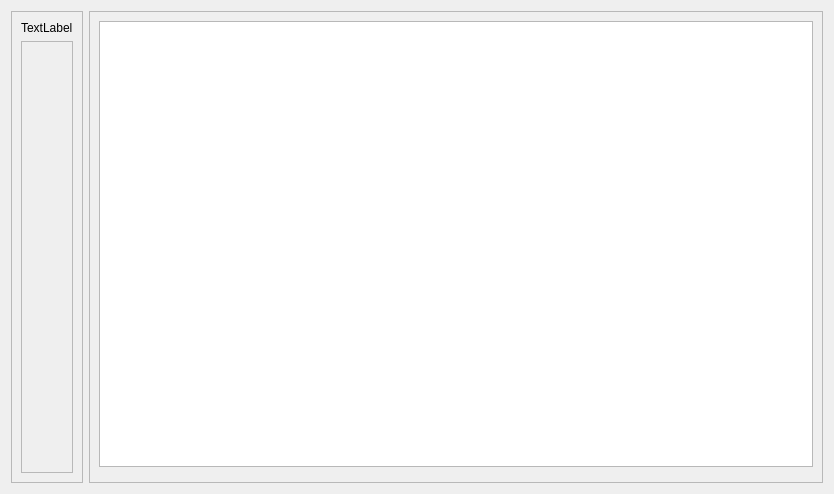
AlexanderSokolov69/Cube24, file Design/users_Form.ui: the form before one commit.
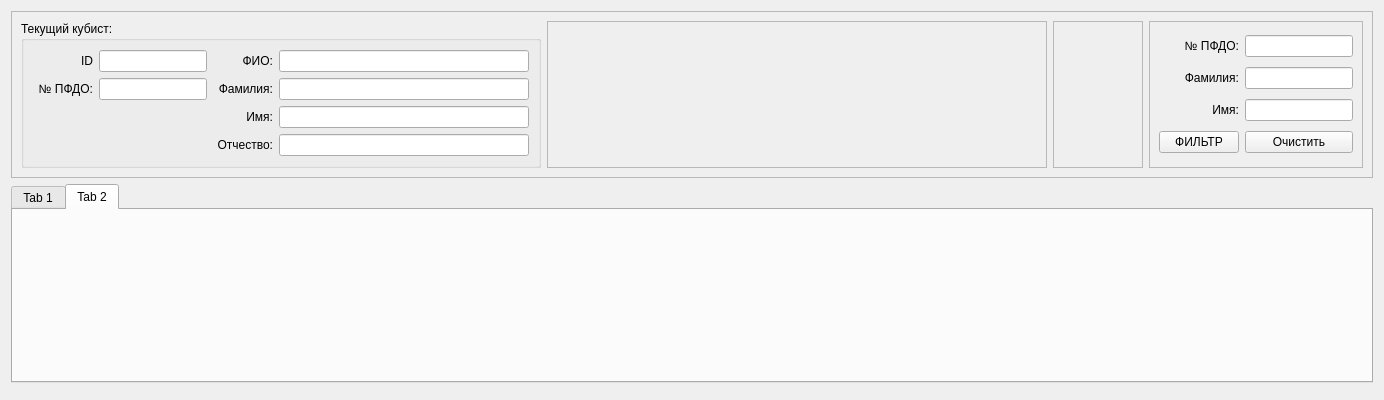
The form after the commit.

Commit message: Форма пользователи

Diff of the .ui file:
```diff
--- a/Design/users_Form.ui
+++ b/Design/users_Form.ui
@@ -6,8 +6,8 @@
    <rect>
     <x>0</x>
     <y>0</y>
-    <width>834</width>
-    <height>494</height>
+    <width>1384</width>
+    <height>400</height>
    </rect>
   </property>
   <property name="sizePolicy">
@@ -18,63 +18,204 @@
   </property>
   <property name="minimumSize">
    <size>
-    <width>600</width>
+    <width>800</width>
     <height>400</height>
    </size>
   </property>
   <property name="windowTitle">
    <string>Form</string>
   </property>
-  <layout class="QHBoxLayout" name="horizontalLayout">
-   <item>
-    <widget class="QFrame" name="frame_2">
-     <property name="frameShape">
-      <enum>QFrame::StyledPanel</enum>
-     </property>
-     <property name="frameShadow">
-      <enum>QFrame::Raised</enum>
-     </property>
-     <layout class="QVBoxLayout" name="verticalLayout_2">
-      <item>
-       <widget class="QLabel" name="label">
-        <property name="sizePolicy">
-         <sizepolicy hsizetype="Preferred" vsizetype="Fixed">
-          <horstretch>0</horstretch>
-          <verstretch>0</verstretch>
-         </sizepolicy>
-        </property>
-        <property name="text">
-         <string>TextLabel</string>
-        </property>
-       </widget>
-      </item>
-      <item>
-       <widget class="QFrame" name="frame_4">
-        <property name="frameShape">
-         <enum>QFrame::StyledPanel</enum>
-        </property>
-        <property name="frameShadow">
-         <enum>QFrame::Raised</enum>
-        </property>
-       </widget>
-      </item>
-     </layout>
-    </widget>
-   </item>
+  <layout class="QVBoxLayout" name="verticalLayout">
    <item>
     <widget class="QFrame" name="frame">
+     <property name="sizePolicy">
+      <sizepolicy hsizetype="Preferred" vsizetype="Minimum">
+       <horstretch>0</horstretch>
+       <verstretch>0</verstretch>
+      </sizepolicy>
+     </property>
      <property name="frameShape">
       <enum>QFrame::StyledPanel</enum>
      </property>
      <property name="frameShadow">
       <enum>QFrame::Raised</enum>
      </property>
-     <layout class="QVBoxLayout" name="verticalLayout">
+     <layout class="QHBoxLayout" name="horizontalLayout">
       <item>
-       <widget class="QTableWidget" name="tableWidget"/>
+       <widget class="QGroupBox" name="groupBox">
+        <property name="font">
+         <font>
+          <weight>50</weight>
+          <bold>false</bold>
+         </font>
+        </property>
+        <property name="title">
+         <string>Текущий кубист:</string>
+        </property>
+        <property name="flat">
+         <bool>false</bool>
+        </property>
+        <property name="checkable">
+         <bool>false</bool>
+        </property>
+        <layout class="QGridLayout" name="gridLayout_3">
+         <item row="1" column="2">
+          <widget class="QLabel" name="label_6">
+           <property name="text">
+            <string>Фамилия:</string>
+           </property>
+           <property name="alignment">
+            <set>Qt::AlignRight|Qt::AlignTrailing|Qt::AlignVCenter</set>
+           </property>
+          </widget>
+         </item>
+         <item row="2" column="2">
+          <widget class="QLabel" name="label_7">
+           <property name="text">
+            <string>Имя:</string>
+           </property>
+           <property name="alignment">
+            <set>Qt::AlignRight|Qt::AlignTrailing|Qt::AlignVCenter</set>
+           </property>
+          </widget>
+         </item>
+         <item row="3" column="2">
+          <widget class="QLabel" name="label_8">
+           <property name="text">
+            <string>Отчество:</string>
+           </property>
+           <property name="alignment">
+            <set>Qt::AlignRight|Qt::AlignTrailing|Qt::AlignVCenter</set>
+           </property>
+          </widget>
+         </item>
+         <item row="1" column="5">
+          <widget class="QLineEdit" name="lineEdit_7"/>
+         </item>
+         <item row="0" column="2">
+          <widget class="QLabel" name="label_5">
+           <property name="minimumSize">
+            <size>
+             <width>60</width>
+             <height>0</height>
+            </size>
+           </property>
+           <property name="text">
+            <string>ФИО:</string>
+           </property>
+           <property name="alignment">
+            <set>Qt::AlignRight|Qt::AlignTrailing|Qt::AlignVCenter</set>
+           </property>
+          </widget>
+         </item>
+         <item row="0" column="5">
+          <widget class="QLineEdit" name="lineEdit_6"/>
+         </item>
+         <item row="3" column="5">
+          <widget class="QLineEdit" name="lineEdit_5">
+           <property name="minimumSize">
+            <size>
+             <width>250</width>
+             <height>0</height>
+            </size>
+           </property>
+          </widget>
+         </item>
+         <item row="2" column="5">
+          <widget class="QLineEdit" name="lineEdit_8"/>
+         </item>
+         <item row="0" column="1">
+          <widget class="QLineEdit" name="lineEdit_4">
+           <property name="maximumSize">
+            <size>
+             <width>150</width>
+             <height>16777215</height>
+            </size>
+           </property>
+          </widget>
+         </item>
+         <item row="0" column="0">
+          <widget class="QLabel" name="label_4">
+           <property name="minimumSize">
+            <size>
+             <width>60</width>
+             <height>0</height>
+            </size>
+           </property>
+           <property name="text">
+            <string>ID</string>
+           </property>
+           <property name="alignment">
+            <set>Qt::AlignRight|Qt::AlignTrailing|Qt::AlignVCenter</set>
+           </property>
+          </widget>
+         </item>
+         <item row="1" column="1">
+          <widget class="QLineEdit" name="lineEdit_9">
+           <property name="maximumSize">
+            <size>
+             <width>150</width>
+             <height>16777215</height>
+            </size>
+           </property>
+          </widget>
+         </item>
+         <item row="1" column="0">
+          <widget class="QLabel" name="label_9">
+           <property name="text">
+            <string>№ ПФДО:</string>
+           </property>
+           <property name="alignment">
+            <set>Qt::AlignRight|Qt::AlignTrailing|Qt::AlignVCenter</set>
+           </property>
+          </widget>
+         </item>
+        </layout>
+       </widget>
       </item>
       <item>
        <widget class="QFrame" name="frame_3">
+        <property name="sizePolicy">
+         <sizepolicy hsizetype="Expanding" vsizetype="Preferred">
+          <horstretch>0</horstretch>
+          <verstretch>0</verstretch>
+         </sizepolicy>
+        </property>
+        <property name="minimumSize">
+         <size>
+          <width>500</width>
+          <height>0</height>
+         </size>
+        </property>
+        <property name="frameShape">
+         <enum>QFrame::StyledPanel</enum>
+        </property>
+        <property name="frameShadow">
+         <enum>QFrame::Plain</enum>
+        </property>
+        <property name="lineWidth">
+         <number>4</number>
+        </property>
+        <property name="midLineWidth">
+         <number>3</number>
+        </property>
+        <layout class="QGridLayout" name="gridLayout_2"/>
+       </widget>
+      </item>
+      <item>
+       <widget class="QFrame" name="frame_5">
+        <property name="sizePolicy">
+         <sizepolicy hsizetype="MinimumExpanding" vsizetype="Preferred">
+          <horstretch>0</horstretch>
+          <verstretch>0</verstretch>
+         </sizepolicy>
+        </property>
+        <property name="minimumSize">
+         <size>
+          <width>0</width>
+          <height>0</height>
+         </size>
+        </property>
         <property name="frameShape">
          <enum>QFrame::StyledPanel</enum>
         </property>
@@ -83,9 +224,131 @@
         </property>
        </widget>
       </item>
+      <item>
+       <widget class="QFrame" name="frame_4">
+        <property name="sizePolicy">
+         <sizepolicy hsizetype="Fixed" vsizetype="Preferred">
+          <horstretch>0</horstretch>
+          <verstretch>0</verstretch>
+         </sizepolicy>
+        </property>
+        <property name="minimumSize">
+         <size>
+          <width>200</width>
+          <height>0</height>
+         </size>
+        </property>
+        <property name="frameShape">
+         <enum>QFrame::StyledPanel</enum>
+        </property>
+        <property name="frameShadow">
+         <enum>QFrame::Plain</enum>
+        </property>
+        <property name="lineWidth">
+         <number>5</number>
+        </property>
+        <property name="midLineWidth">
+         <number>3</number>
+        </property>
+        <layout class="QGridLayout" name="gridLayout">
+         <item row="2" column="0">
+          <widget class="QLabel" name="label_2">
+           <property name="text">
+            <string>Фамилия:</string>
+           </property>
+           <property name="alignment">
+            <set>Qt::AlignRight|Qt::AlignTrailing|Qt::AlignVCenter</set>
+           </property>
+          </widget>
+         </item>
+         <item row="0" column="0">
+          <widget class="QLabel" name="label">
+           <property name="sizePolicy">
+            <sizepolicy hsizetype="Minimum" vsizetype="Minimum">
+             <horstretch>0</horstretch>
+             <verstretch>0</verstretch>
+            </sizepolicy>
+           </property>
+           <property name="text">
+            <string>№ ПФДО:</string>
+           </property>
+           <property name="alignment">
+            <set>Qt::AlignRight|Qt::AlignTrailing|Qt::AlignVCenter</set>
+           </property>
+          </widget>
+         </item>
+         <item row="4" column="0">
+          <widget class="QLabel" name="label_3">
+           <property name="text">
+            <string>Имя:</string>
+           </property>
+           <property name="alignment">
+            <set>Qt::AlignRight|Qt::AlignTrailing|Qt::AlignVCenter</set>
+           </property>
+          </widget>
+         </item>
+         <item row="0" column="1">
+          <widget class="QLineEdit" name="lineEdit"/>
+         </item>
+         <item row="2" column="1">
+          <widget class="QLineEdit" name="lineEdit_2"/>
+         </item>
+         <item row="4" column="1">
+          <widget class="QLineEdit" name="lineEdit_3"/>
+         </item>
+         <item row="5" column="0">
+          <widget class="QPushButton" name="pushButton">
+           <property name="sizePolicy">
+            <sizepolicy hsizetype="MinimumExpanding" vsizetype="Fixed">
+             <horstretch>0</horstretch>
+             <verstretch>0</verstretch>
+            </sizepolicy>
+           </property>
+           <property name="text">
+            <string>ФИЛЬТР</string>
+           </property>
+          </widget>
+         </item>
+         <item row="5" column="1">
+          <widget class="QPushButton" name="pushButton_2">
+           <property name="text">
+            <string>Очистить</string>
+           </property>
+          </widget>
+         </item>
+        </layout>
+       </widget>
+      </item>
      </layout>
     </widget>
    </item>
+   <item>
+    <widget class="QTabWidget" name="tabWidget">
+     <property name="currentIndex">
+      <number>1</number>
+     </property>
+     <widget class="QWidget" name="tab">
+      <attribute name="title">
+       <string>Tab 1</string>
+      </attribute>
+     </widget>
+     <widget class="QWidget" name="tab_2">
+      <attribute name="title">
+       <string>Tab 2</string>
+      </attribute>
+     </widget>
+    </widget>
+   </item>
+   <item>
+    <widget class="QFrame" name="frame_2">
+     <property name="frameShape">
+      <enum>QFrame::StyledPanel</enum>
+     </property>
+     <property name="frameShadow">
+      <enum>QFrame::Raised</enum>
+     </property>
+    </widget>
+   </item>
   </layout>
  </widget>
  <resources/>
```
Left out of the diff: 2 changed lines with no effect on the pictures. The commit also changes 1 other file.
